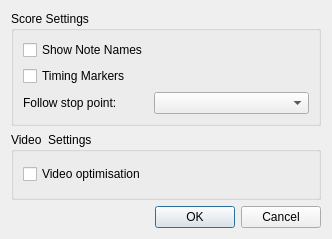
chrisballinger/PianoBooster, file PianoBooster/src/GuiPreferencesDialog.ui: the form before one commit.
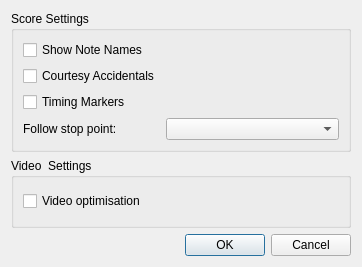
The form after the commit.

Diff of the .ui file:
```diff
--- a/PianoBooster/src/GuiPreferencesDialog.ui
+++ b/PianoBooster/src/GuiPreferencesDialog.ui
@@ -5,8 +5,8 @@
    <rect>
     <x>0</x>
     <y>0</y>
-    <width>332</width>
-    <height>239</height>
+    <width>362</width>
+    <height>267</height>
    </rect>
   </property>
   <property name="windowTitle" >
@@ -21,7 +21,7 @@
      <layout class="QVBoxLayout" name="verticalLayout_3" >
       <item>
        <layout class="QGridLayout" name="gridLayout" >
-        <item row="1" column="0" >
+        <item row="2" column="0" >
          <widget class="QCheckBox" name="timingMarkersCheck" >
           <property name="sizePolicy" >
            <sizepolicy vsizetype="Fixed" hsizetype="Maximum" >
@@ -34,14 +34,14 @@
           </property>
          </widget>
         </item>
-        <item row="2" column="0" >
+        <item row="3" column="0" >
          <widget class="QLabel" name="label" >
           <property name="text" >
            <string>Follow stop point:</string>
           </property>
          </widget>
         </item>
-        <item row="2" column="1" >
+        <item row="3" column="1" >
          <widget class="QComboBox" name="followStopPointCombo" >
           <property name="sizePolicy" >
            <sizepolicy vsizetype="Fixed" hsizetype="Preferred" >
@@ -51,13 +51,13 @@
           </property>
           <property name="minimumSize" >
            <size>
-            <width>150</width>
+            <width>100</width>
             <height>0</height>
            </size>
           </property>
          </widget>
         </item>
-        <item row="1" column="1" >
+        <item row="2" column="1" >
          <spacer name="horizontalSpacer" >
           <property name="orientation" >
            <enum>Qt::Horizontal</enum>
@@ -90,6 +90,13 @@
           </property>
          </spacer>
         </item>
+        <item row="1" column="0" >
+         <widget class="QCheckBox" name="courtesyAccidentalsCheck" >
+          <property name="text" >
+           <string>Courtesy Accidentals</string>
+          </property>
+         </widget>
+        </item>
        </layout>
       </item>
      </layout>
```
